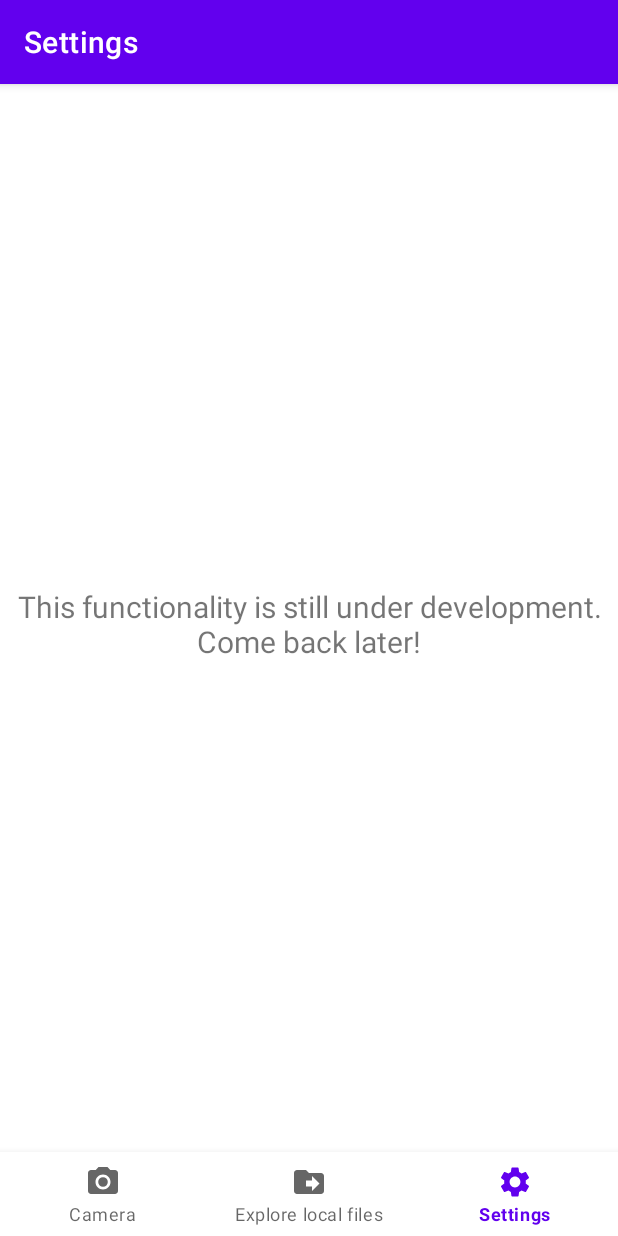
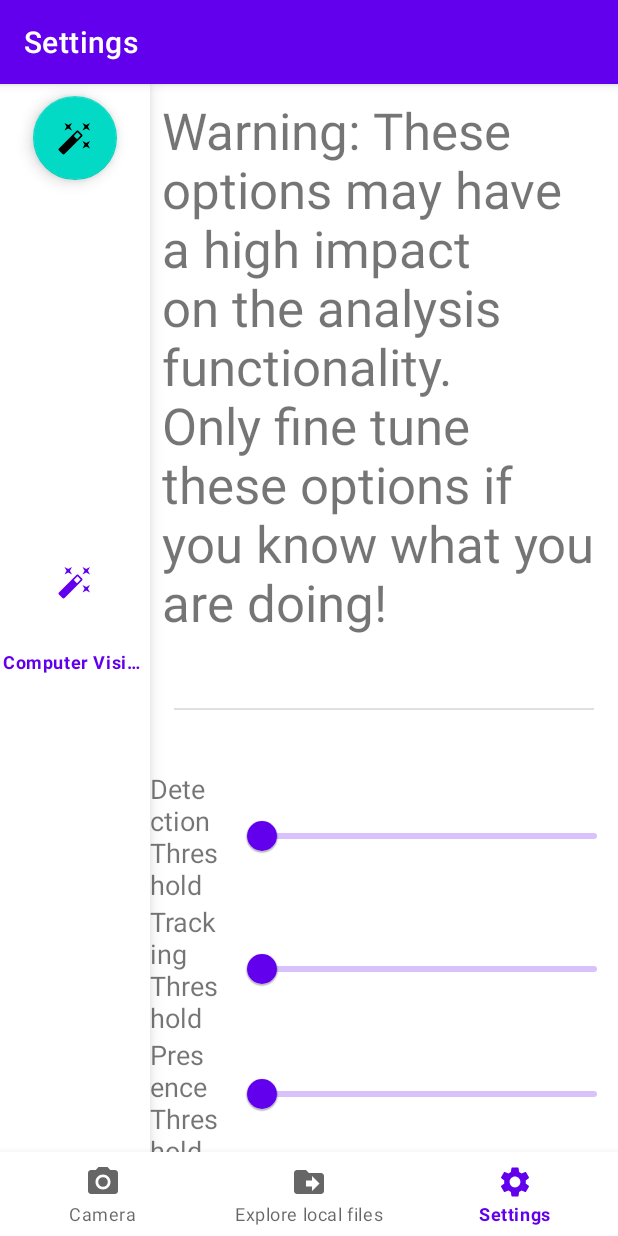
Before and after one commit to EspylArva/climbing-muse-kotlin, an Android app: the screen it shows after launch (MainActivity), item 3 of the bottom bar chosen, on a phone screen of 412 x 824 dp. Run offline under Robolectric (Android 15) with nearby library versions, the phone set to English and light mode, and no system bars; our stand-ins replace Timber, navigation-ui; libraries missing offline, so code that uses them is left out: androidx.camera.core, androidx.camera.lifecycle, com.google.mediapipe.tasks; 5 statements that could not run were skipped.

Commit message:
Adding a settings tab for computer vision settings

```diff
--- /dev/null
+++ b/app/src/main/java/com/iteration/climbingmuse/ui/settings/ComputerVisionSettingsFragment.kt
@@ -0,0 +1,42 @@
+package com.iteration.climbingmuse.ui.settings
+
+import android.os.Bundle
+import android.view.LayoutInflater
+import android.view.View
+import android.view.ViewGroup
+import androidx.fragment.app.Fragment
+import androidx.lifecycle.ViewModelProvider
+import com.google.android.material.textfield.MaterialAutoCompleteTextView
+import com.iteration.climbingmuse.databinding.FragmentComputerVisionSettingsBinding
+
+class ComputerVisionSettingsFragment : Fragment() {
+
+    private var _binding: FragmentComputerVisionSettingsBinding? = null
+
+    // This property is only valid between onCreateView and
+    // onDestroyView.
+    private val binding get() = _binding!!
+
+    override fun onCreateView(
+        inflater: LayoutInflater,
+        container: ViewGroup?,
+        savedInstanceState: Bundle?
+    ): View {
+//        val notificationsViewModel = ViewModelProvider(this).get(SettingsViewModel::class.java)
+
+        _binding = FragmentComputerVisionSettingsBinding.inflate(inflater, container, false)
+        val root: View = binding.root
+
+        val dropdown = binding.menuModel
+
+        (dropdown.editText as? MaterialAutoCompleteTextView)?.setSimpleItems(arrayOf("Item A", "Item B", "Item C"))
+
+
+        return root
+    }
+
+    override fun onDestroyView() {
+        super.onDestroyView()
+        _binding = null
+    }
+}
--- /dev/null
+++ b/app/src/main/res/layout/fragment_computer_vision_settings.xml
@@ -0,0 +1,182 @@
+<?xml version="1.0" encoding="utf-8"?>
+<LinearLayout xmlns:android="http://schemas.android.com/apk/res/android"
+    xmlns:app="http://schemas.android.com/apk/res-auto"
+    xmlns:tools="http://schemas.android.com/tools"
+    android:layout_width="match_parent"
+    android:layout_height="match_parent"
+    android:orientation="vertical"
+    tools:context=".ui.settings.ComputerVisionSettingsFragment">
+
+    <com.google.android.material.textview.MaterialTextView
+        android:layout_width="wrap_content"
+        android:layout_height="wrap_content"
+        android:text="@string/computer_vision_settings_warning"
+        android:textSize="@dimen/big_text"
+        android:padding="@dimen/default_padding"/>
+
+    <com.google.android.material.divider.MaterialDivider
+        android:layout_width="match_parent"
+        android:layout_height="wrap_content"
+        android:layout_marginTop="@dimen/big_padding"
+        android:layout_marginBottom="@dimen/big_padding"
+        app:dividerThickness="1dp"
+        app:dividerInsetStart="16dp"
+        app:dividerInsetEnd="16dp"/>
+
+    <LinearLayout
+        android:id="@+id/container_detection_setting"
+        android:layout_width="match_parent"
+        android:layout_height="wrap_content"
+        android:gravity="center"
+        android:orientation="horizontal">
+        <com.google.android.material.textview.MaterialTextView
+            android:layout_width="0dp"
+            android:layout_height="wrap_content"
+            android:text="@string/settings_detection_threshold"
+            android:textSize="@dimen/medium_text"
+            android:layout_weight="1" />
+        <com.google.android.material.slider.Slider
+            android:id="@+id/slider_detection_threshold"
+            android:layout_width="0dp"
+            android:layout_height="wrap_content"
+            android:valueFrom="0.0"
+            android:valueTo="100.0"
+            android:layout_marginStart="8dp"
+            android:textAlignment="center"
+            android:layout_weight="5"/>
+    </LinearLayout>
+
+    <LinearLayout
+        android:id="@+id/container_tracking_setting"
+        android:layout_width="match_parent"
+        android:layout_height="wrap_content"
+        android:gravity="center"
+        android:orientation="horizontal">
+        <com.google.android.material.textview.MaterialTextView
+            android:layout_width="0dp"
+            android:layout_height="wrap_content"
+            android:text="@string/settings_tracking_threshold"
+            android:textSize="@dimen/medium_text"
+            android:layout_weight="1"/>
+        <com.google.android.material.slider.Slider
+            android:id="@+id/slider_tracking_threshold"
+            android:layout_width="0dp"
+            android:layout_height="wrap_content"
+            android:valueFrom="0.0"
+            android:valueTo="100.0"
+            android:layout_marginStart="8dp"
+            android:textAlignment="center"
+            android:layout_weight="5"/>
+    </LinearLayout>
+
+    <LinearLayout
+        android:id="@+id/container_presence_setting"
+        android:layout_width="match_parent"
+        android:layout_height="wrap_content"
+        android:gravity="center"
+        android:orientation="horizontal">
+        <com.google.android.material.textview.MaterialTextView
+            android:layout_width="0dp"
+            android:layout_height="wrap_content"
+            android:text="@string/settings_presence_threshold"
+            android:textSize="@dimen/medium_text"
+            android:layout_weight="1"/>
+        <com.google.android.material.slider.Slider
+            android:id="@+id/slider_presence_threshold"
+            android:layout_width="0dp"
+            android:layout_height="wrap_content"
+            android:valueFrom="0.0"
+            android:valueTo="100.0"
+            android:layout_marginStart="8dp"
+            android:textAlignment="center"
+            android:layout_weight="5"/>
+    </LinearLayout>
+
+    <com.google.android.material.divider.MaterialDivider
+        android:layout_width="match_parent"
+        android:layout_height="wrap_content"
+        android:layout_marginTop="@dimen/big_padding"
+        android:layout_marginBottom="@dimen/big_padding"
+        app:dividerThickness="1dp"
+        app:dividerInsetStart="16dp"
+        app:dividerInsetEnd="16dp"/>
+
+    <com.google.android.material.textfield.TextInputLayout
+        android:id="@+id/menu_model"
+        android:layout_width="match_parent"
+        android:layout_height="wrap_content"
+        android:hint="@string/settings_model">
+
+        <com.google.android.material.textfield.MaterialAutoCompleteTextView
+            android:layout_width="match_parent"
+            android:layout_height="wrap_content"
+            android:inputType="none" />
+    </com.google.android.material.textfield.TextInputLayout>
+
+    <com.google.android.material.divider.MaterialDivider
+        android:layout_width="match_parent"
+        android:layout_height="wrap_content"
+        android:layout_marginTop="@dimen/big_padding"
+        android:layout_marginBottom="@dimen/big_padding"
+        app:dividerThickness="1dp"
+        app:dividerInsetStart="16dp"
+        app:dividerInsetEnd="16dp"/>
+
+    <LinearLayout
+        android:id="@+id/main_options_container"
+        android:layout_width="match_parent"
+        android:layout_height="match_parent"
+        android:orientation="vertical">
+        <com.google.android.material.checkbox.MaterialCheckBox
+            android:id="@+id/check_angle_decorator"
+            android:layout_width="wrap_content"
+            android:layout_height="wrap_content"
+            android:checked="false"
+            android:text="Angles"/>
+        <com.google.android.material.checkbox.MaterialCheckBox
+            android:id="@+id/check_gravity_center_decorator"
+            android:layout_width="wrap_content"
+            android:layout_height="wrap_content"
+            android:checked="false"
+            android:text="Center of Gravity"/>
+        <com.google.android.material.checkbox.MaterialCheckBox
+            android:id="@+id/check_joint_decorator"
+            android:layout_width="wrap_content"
+            android:layout_height="wrap_content"
+            android:checked="false"
+            android:text="Joints"/>
+        <com.google.android.material.checkbox.MaterialCheckBox
+            android:id="@+id/check_muscle_engagement"
+            android:layout_width="wrap_content"
+            android:layout_height="wrap_content"
+            android:checked="false"
+            android:text="Muscles"/>
+
+    </LinearLayout>
+
+    <LinearLayout
+        android:id="@+id/cog_subchecks_container"
+        android:layout_width="match_parent"
+        android:layout_height="wrap_content"
+        android:orientation="vertical">
+
+        <CheckBox
+            android:id="@+id/checkbox_child_1"
+            android:layout_width="match_parent"
+            android:layout_height="wrap_content"
+            android:text="Show trail"/>
+
+        <CheckBox
+            android:id="@+id/checkbox_child_2"
+            android:layout_width="match_parent"
+            android:layout_height="wrap_content"
+            android:text="Show Center of Gravity"/>
+
+        <CheckBox
+            android:id="@+id/checkbox_child_3"
+            android:layout_width="match_parent"
+            android:layout_height="wrap_content"
+            android:text="Show stability marker"/>
+    </LinearLayout>
+
+</LinearLayout>
--- a/app/src/main/res/layout/navigation_rail_fab.xml
+++ b/app/src/main/res/layout/navigation_rail_fab.xml
@@ -1,8 +1,8 @@
 <?xml version="1.0" encoding="utf-8"?>
-<com.google.android.material.floatingactionbutton.FloatingActionButton xmlns:android="http://schemas.android.com/apk/res/android"
+<com.google.android.material.floatingactionbutton.FloatingActionButton
+    xmlns:android="http://schemas.android.com/apk/res/android"
+    xmlns:app="http://schemas.android.com/apk/res-auto"
     android:layout_width="wrap_content"
     android:layout_height="wrap_content"
-    xmlns:app="http://schemas.android.com/apk/res-auto"
-    app:srcCompat="@drawable/baseline_auto_fix_high_24"
-    app:backgroundTint="@color/material_dynamic_primary70">
+    app:srcCompat="@drawable/baseline_auto_fix_high_24">
 </com.google.android.material.floatingactionbutton.FloatingActionButton>
--- a/app/src/main/res/menu/settings_rail_menu.xml
+++ b/app/src/main/res/menu/settings_rail_menu.xml
@@ -1,4 +1,8 @@
 <?xml version="1.0" encoding="utf-8"?>
 <menu xmlns:android="http://schemas.android.com/apk/res/android">
-
+    <item
+        android:id="@+id/navigation_computer_vision_settings"
+        android:enabled="true"
+        android:icon="@drawable/baseline_auto_fix_high_24"
+        android:title="@string/title_computer_vision_settings"/>
 </menu>
--- a/app/src/main/res/navigation/settings_sub_navigation.xml
+++ b/app/src/main/res/navigation/settings_sub_navigation.xml
@@ -1,6 +1,14 @@
 <?xml version="1.0" encoding="utf-8"?>
 <navigation xmlns:android="http://schemas.android.com/apk/res/android"
     xmlns:app="http://schemas.android.com/apk/res-auto"
-    android:id="@+id/settings_sub_navigation.xml">
+    xmlns:tools="http://schemas.android.com/tools"
+    android:id="@+id/settings_sub_navigation.xml"
+    app:startDestination="@+id/navigation_computer_vision_settings">
+
+    <fragment
+        android:id="@+id/navigation_computer_vision_settings"
+        android:name="com.iteration.climbingmuse.ui.settings.ComputerVisionSettingsFragment"
+        android:label="@string/title_computer_vision_settings"
+        tools:layout="@layout/fragment_computer_vision_settings" />
 
 </navigation>
--- a/app/src/main/res/values/dimens.xml
+++ b/app/src/main/res/values/dimens.xml
@@ -2,7 +2,8 @@
     <!-- Default screen margins, per the Android Design guidelines. -->
     <dimen name="activity_horizontal_margin">16dp</dimen>
     <dimen name="activity_vertical_margin">16dp</dimen>
-    <dimen name="big_text">20dp</dimen>
-    <dimen name="medium_text">14dp</dimen>
+    <dimen name="big_text">34sp</dimen>
+    <dimen name="medium_text">18sp</dimen>
     <dimen name="default_padding">8dp</dimen>
+    <dimen name="big_padding">40dp</dimen>
 </resources>
--- a/app/src/main/res/values/strings.xml
+++ b/app/src/main/res/values/strings.xml
@@ -22,6 +22,12 @@
 
     <!-- SharedPreferences IDs -->
     <string name="camera_permission_denied">Manifest.CAMERA permission</string>
+    <string name="settings_model">Model</string>
+    <string name="settings_presence_threshold">Presence Threshold</string>
+    <string name="settings_tracking_threshold">Tracking Threshold</string>
+    <string name="settings_detection_threshold">Detection Threshold</string>
+    <string name="computer_vision_settings_warning">Warning: These options may have a high impact on the analysis functionality.\nOnly fine tune these options if you know what you are doing!</string>
+    <string name="title_computer_vision_settings">Computer Vision Settings</string>
 
     <!-- Unclassified -->
 </resources>
```
